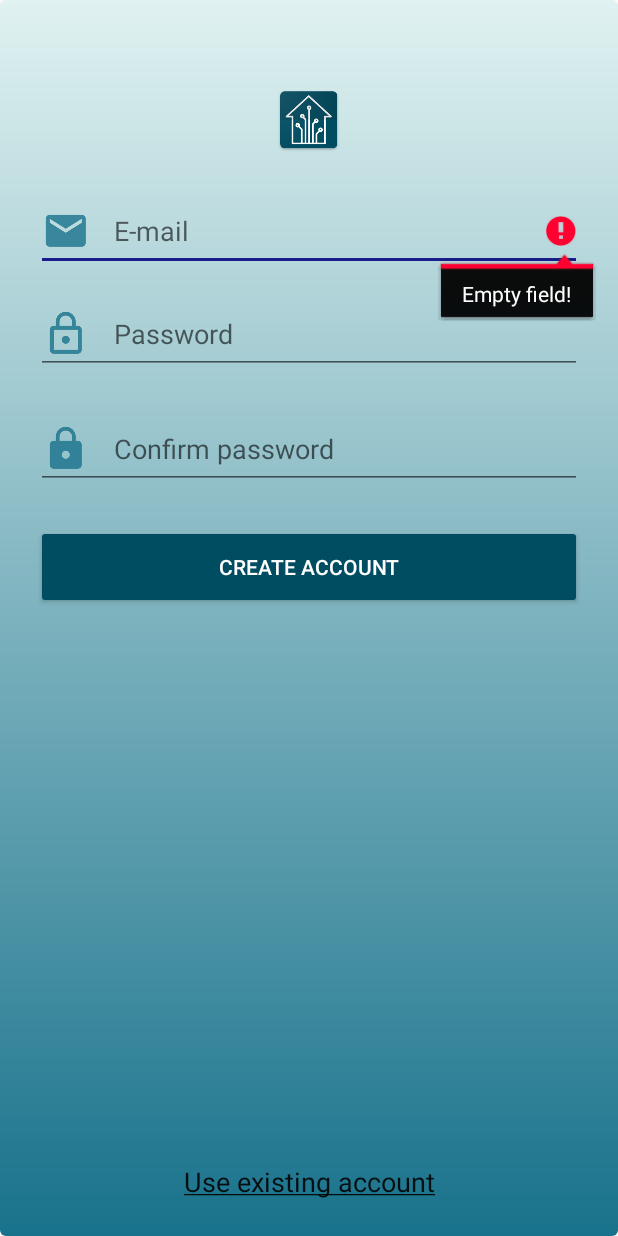
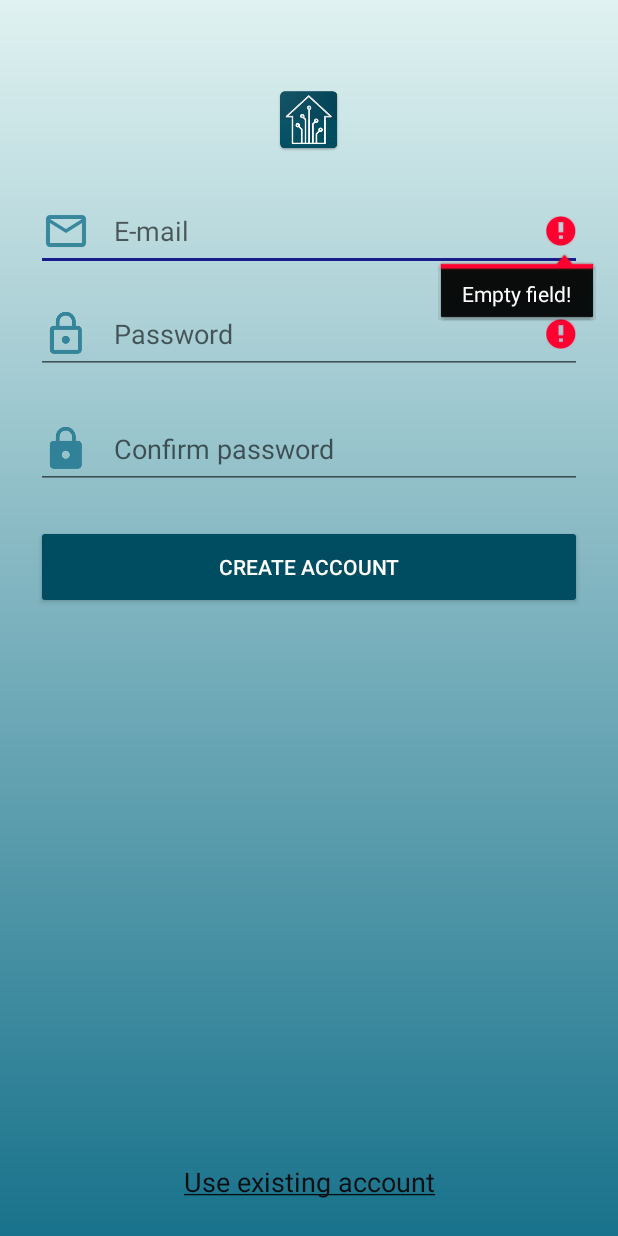
Before and after one commit to AyurM/ArduinoControl, an Android app: the screen it shows after launch (LoginActivity), after a tap on "CREATE ACCOUNT", on a phone screen of 412 x 824 dp. Run offline under Robolectric (Android 15) with nearby library versions, the phone set to English and light mode, and no system bars; our stand-ins replace Dagger/Hilt's generated code, Firebase (no records; nobody signed in at launch, a user with empty details on screens opened directly), RxJava; 2 other taps on this screen came first.

Commit message:
Дальнейшие улучшения LoginActivity

```diff
--- a/app/src/main/java/ru/ayurmar/arduinocontrol/LoginActivity.java
+++ b/app/src/main/java/ru/ayurmar/arduinocontrol/LoginActivity.java
@@ -5,24 +5,19 @@ import android.content.Intent;
 import android.graphics.Paint;
 import android.os.Bundle;
 import android.text.TextUtils;
-import android.util.Log;
 import android.view.View;
 import android.widget.Button;
 import android.widget.EditText;
 import android.widget.TextView;
 import android.widget.Toast;
 
-
-import com.google.android.gms.tasks.Task;
-import com.google.firebase.auth.AuthResult;
 import com.google.firebase.auth.FirebaseAuth;
 import com.google.firebase.auth.FirebaseUser;
 
 public class LoginActivity extends BaseActivity implements
         View.OnClickListener {
 
-    private static final String TAG = "LoginActivity";
-
+    private static final String sLoginEmailIndex = "LOGIN_EMAIL_INDEX";
     private TextView mRegisterTextView;
     private TextView mExistingAccountTextView;
     private TextView mErrorTextView;
@@ -48,6 +43,10 @@ public class LoginActivity extends BaseActivity implements
         mCreateAccountButton = findViewById(R.id.email_create_account_button);
         mSignInButton = findViewById(R.id.email_sign_in_button);
 
+        if (savedInstanceState != null) {
+            mEmailField.setText(savedInstanceState.getString(sLoginEmailIndex));
+        }
+
         //подчеркнутый текст
         mRegisterTextView.setPaintFlags(mRegisterTextView.getPaintFlags()
                 | Paint.UNDERLINE_TEXT_FLAG);
@@ -72,8 +71,16 @@ public class LoginActivity extends BaseActivity implements
         }
     }
 
+    @Override
+    public void onSaveInstanceState(Bundle savedInstanceState){
+        super.onSaveInstanceState(savedInstanceState);
+        String email = mEmailField.getText().toString();
+        if(!TextUtils.isEmpty(email)) {
+            savedInstanceState.putString(sLoginEmailIndex, email);
+        }
+    }
+
     private void createAccount(String email, String password) {
-        Log.d(TAG, "createAccount: " + email);
         if (!validateForm()) {
             return;
         }
@@ -91,11 +98,9 @@ public class LoginActivity extends BaseActivity implements
                     hideProgressDialog();
                     if (task.isSuccessful()) {
                         // Sign in success
-                        Log.d(TAG, "createUserWithEmail: success");
                         sendEmailVerification();
                     } else {
                         // If sign in fails, display a message to the user.
-                        Log.w(TAG, "createUserWithEmail: failure", task.getException());
                         mErrorTextView.setText(R.string.login_auth_failed);
                         mErrorTextView.setVisibility(View.VISIBLE);
                     }
@@ -103,7 +108,6 @@ public class LoginActivity extends BaseActivity implements
     }
 
     private void signIn(String email, String password) {
-        Log.d(TAG, "signIn: " + email);
         if (!validateForm()) {
             return;
         }
@@ -121,7 +125,7 @@ public class LoginActivity extends BaseActivity implements
                     if (task.isSuccessful()) {
                         onSignInSuccess();
                     } else {
-                        showWrongEmailPassUI(task);
+                        showWrongEmailPassUI();
                     }
                 });
     }
@@ -137,7 +141,6 @@ public class LoginActivity extends BaseActivity implements
                                 Toast.LENGTH_LONG).show();
                         showCreateAccountUI(false);
                     } else {
-                        Log.e(TAG, "sendEmailVerification", task.getException());
                         mErrorTextView.setText(R.string.login_verification_email_failed);
                         mErrorTextView.setVisibility(View.VISIBLE);
                     }
@@ -169,7 +172,7 @@ public class LoginActivity extends BaseActivity implements
                 mConfirmPasswordField.setError(getString(R.string.login_passwords_mismatch));
                 valid = false;
             } else {
-                mPasswordField.setError(null);
+                mConfirmPasswordField.setError(null);
             }
         }
 
@@ -185,9 +188,8 @@ public class LoginActivity extends BaseActivity implements
         mSignInButton.setVisibility(isCreateAccountUIVisible ? View.GONE : View.VISIBLE);
     }
 
-    private void showWrongEmailPassUI(Task<AuthResult> task){
+    private void showWrongEmailPassUI(){
         //Действия при неудачной попытке входа
-        Log.w(TAG, "signInWithEmail:failure", task.getException());
         mErrorTextView.setText(R.string.login_wrong_email_password);
         mErrorTextView.setVisibility(View.VISIBLE);
     }
--- a/app/src/main/res/drawable/login_background.xml
+++ b/app/src/main/res/drawable/login_background.xml
@@ -1,7 +1,6 @@
 <?xml version="1.0" encoding="utf-8"?>
 <shape xmlns:android="http://schemas.android.com/apk/res/android"
        android:shape="rectangle">
-    <corners android:radius="4dp"/>
     <gradient
         android:startColor="@color/colorBackground"
         android:endColor="@color/colorPrimary"
--- a/app/src/main/res/layout/activity_auth.xml
+++ b/app/src/main/res/layout/activity_auth.xml
@@ -26,8 +26,8 @@
         android:layout_marginBottom="16dp"
         android:hint="@string/login_hint_email"
         android:inputType="textEmailAddress"
-        android:drawableStart="@drawable/ic_sms"
-        android:drawableLeft="@drawable/ic_sms"
+        android:drawableStart="@drawable/ic_email"
+        android:drawableLeft="@drawable/ic_email"
         android:drawablePadding="16dp"
         />
 
```
Also changed, not shown: app/src/main/ic_launcher-web.png (added), app/src/main/res/drawable-hdpi/ic_email.png (added), app/src/main/res/drawable-mdpi/ic_email.png (added), app/src/main/res/drawable-xhdpi/ic_email.png (added), app/src/main/res/drawable-xxhdpi/ic_email.png (added), app/src/main/res/mipmap-hdpi/ic_launcher_foreground.png (added), app/src/main/res/mipmap-mdpi/ic_launcher_foreground.png (added), app/src/main/res/mipmap-xhdpi/ic_launcher_foreground.png (added), app/src/main/res/mipmap-xxhdpi/ic_launcher_foreground.png (added), app/src/main/res/mipmap-xxxhdpi/ic_launcher_foreground.png (added).
